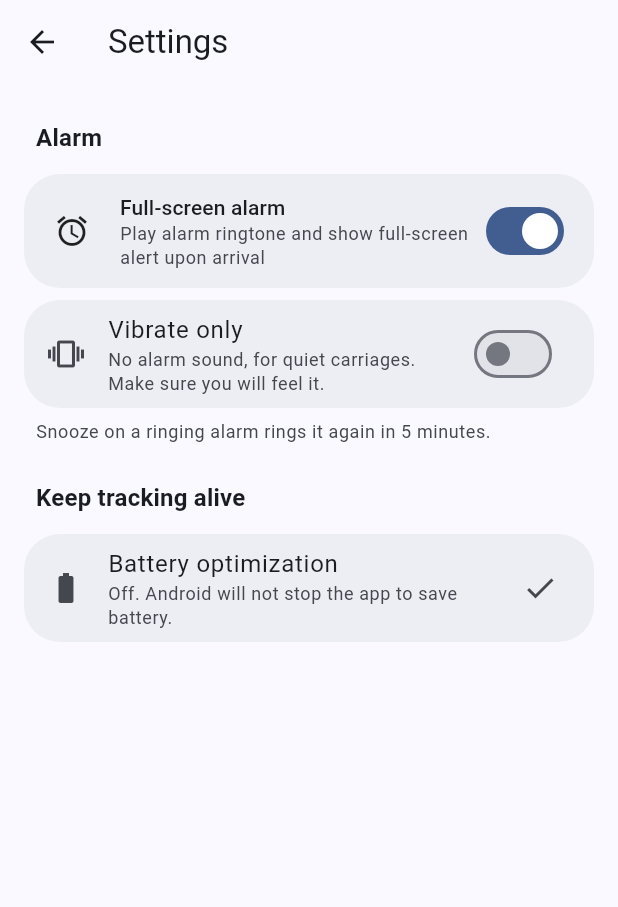
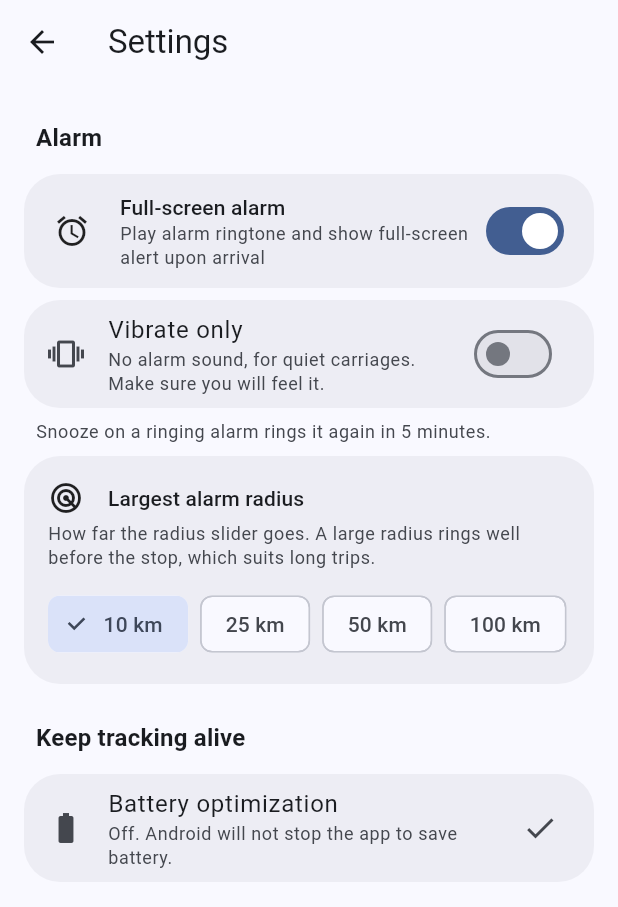
Before and after one commit to Somu050600/are-we-there-at, a Flutter app: the screen it shows after launch, after a tap on the "settings" icon, on a phone screen of 412 x 824 dp. Shown: the top 907 px of the screen. Run offline on Flutter 3.47's test engine with Material 3 defaults, Android fonts, the phone set to English and light mode, and no system bars; our stand-ins replace drift; accounts and stored records are empty; generated files the repository leaves out were written again.

Commit message:
feat: open the share sheet at once and allow radii up to 100 km
- A share opened the sheet only after the link was expanded and the
  place looked up, which could take seconds. Open it right away with
  "Finding the place…" and Cancel, and fill it in when the place is
  found; a share that cannot be read closes it with the same message
  as before. hasSharedLocation checks the queue without reading it.
- Settings gains Largest alarm radius: 10, 25, 50 or 100 km (default
  10 km). The radius slider becomes a scale: 50 m steps to 1 km,
  500 m to 10 km, 5 km to 50 km, then 10 km. Android accepts radii up
  to 100 km.

```diff
--- a/lib/main.dart
+++ b/lib/main.dart
@@ -48,33 +48,38 @@ class _MyAppState extends State<MyApp> {
     try {
       do {
         _readAgain = false;
-        SharedLocation? location;
+        bool waiting;
         try {
-          location = await NativeService.getSharedLocation();
-        } catch (error) {
-          if (!mounted) return;
+          waiting = await NativeService.hasSharedLocation();
+        } catch (_) {
+          break;
+        }
+        if (!mounted) return;
+        final context = _navigator.currentContext;
+        if (!waiting || context == null || !context.mounted) continue;
+        // Open the sheet right away: reading a short link or looking up a
+        // named place takes a moment, and the sheet says so meanwhile.
+        // The sheet listens only once it is built; an error that comes first
+        // must not count as unhandled. The sheet still receives it.
+        final pending = NativeService.getSharedLocation()..ignore();
+        final error = await showDestinationSheet(
+          context,
+          controller: _controller,
+          pending: pending,
+        );
+        if (!mounted) return;
+        if (error != null) {
           _messenger.currentState?.showSnackBar(
             SnackBar(content: Text(errorMessage(error))),
           );
           // An invalid queued share is consumed by native; drain the next one.
           // Transport errors must not create an infinite retry loop.
-          if (error is FormatException ||
-              error is PlatformException && error.code == 'INVALID_SHARE') {
-            _readAgain = true;
-            continue;
+          if (error is! FormatException &&
+              !(error is PlatformException && error.code == 'INVALID_SHARE')) {
+            break;
           }
-          break;
         }
-        if (!mounted) return;
-        final context = _navigator.currentContext;
-        if (location != null && context != null && context.mounted) {
-          await showDestinationSheet(
-            context,
-            controller: _controller,
-            shared: location,
-          );
-          _readAgain = true;
-        }
+        _readAgain = true;
       } while (mounted && _readAgain);
     } finally {
       _readingShare = false;
--- a/lib/screens/settings_screen.dart
+++ b/lib/screens/settings_screen.dart
@@ -5,6 +5,7 @@ import '../services/trip_controller.dart';
 import '../services/trip_state.dart';
 import '../util/haptics.dart';
 import '../util/phone_maker.dart';
+import '../util/radius_scale.dart';
 import '../widgets/full_screen_alarm_card.dart';
 
 /// Alarm options and what keeps a long trip from being stopped.
@@ -112,6 +113,50 @@ class _SettingsScreenState extends State<SettingsScreen>
                 style: muted,
               ),
             ),
+            const SizedBox(height: 8),
+            Card(
+              child: Padding(
+                padding: const EdgeInsets.fromLTRB(16, 16, 16, 16),
+                child: Column(
+                  crossAxisAlignment: CrossAxisAlignment.start,
+                  children: [
+                    Row(
+                      children: [
+                        const Icon(Icons.radar),
+                        const SizedBox(width: 16),
+                        Expanded(
+                          child: Text(
+                            'Largest alarm radius',
+                            style: theme.textTheme.titleSmall,
+                          ),
+                        ),
+                      ],
+                    ),
+                    const SizedBox(height: 4),
+                    Text(
+                      'How far the radius slider goes. A large radius rings '
+                      'well before the stop, which suits long trips.',
+                      style: muted,
+                    ),
+                    const SizedBox(height: 12),
+                    Wrap(
+                      spacing: 8,
+                      runSpacing: 8,
+                      children: [
+                        for (final meters in AlarmSettings.maxRadiusChoices)
+                          ChoiceChip(
+                            label: Text(formatRadius(meters)),
+                            selected: settings.maxRadiusMeters == meters,
+                            onSelected: (_) => _attempt(
+                              () => _controller.setMaxRadius(meters),
+                            ),
+                          ),
+                      ],
+                    ),
+                  ],
+                ),
+              ),
+            ),
             header('Keep tracking alive'),
             Card(
               child: ListTile(
--- a/lib/services/native_service.dart
+++ b/lib/services/native_service.dart
@@ -21,6 +21,9 @@ class SharedLocation {
 }
 
 class NativeService {
+  /// The largest radius Android accepts; a setting limits the sheet further.
+  static const maxRadius = 100000.0;
+
   static const _channel = MethodChannel('are_we_there/native');
   static const _trips = EventChannel('are_we_there/trip');
   static const _headings = EventChannel('are_we_there/heading');
@@ -34,6 +37,10 @@ class NativeService {
             },
     );
   }
+
+  /// Whether a share is waiting, without reading it (reading takes a moment).
+  static Future<bool> hasSharedLocation() async =>
+      await _channel.invokeMethod<bool>('hasSharedLocation') ?? false;
 
   static Future<SharedLocation?> getSharedLocation() async {
     final result = await _channel.invokeMethod<Object?>('getSharedLocation');
@@ -74,9 +81,9 @@ class NativeService {
         lng.abs() > 180 ||
         !radius.isFinite ||
         radius < 50 ||
-        radius > 10000) {
+        radius > maxRadius) {
       throw ArgumentError(
-        'Choose valid coordinates and a radius between 50 m and 10 km.',
+        'Choose valid coordinates and a radius between 50 m and 100 km.',
       );
     }
     if (alertMinutes != null && (alertMinutes < 1 || alertMinutes > 120)) {
@@ -131,6 +138,13 @@ class NativeService {
         }),
       );
 
+  static Future<AlarmSettings> setMaxRadius(double meters) async =>
+      AlarmSettings.fromMap(
+        await _channel.invokeMethod<Object?>('setMaxRadius', {
+          'meters': meters,
+        }),
+      );
+
   static Future<AlarmSettings> setVibrateOnly(bool enabled) async =>
       AlarmSettings.fromMap(
         await _channel.invokeMethod<Object?>('setVibrateOnly', {
--- a/lib/services/trip_controller.dart
+++ b/lib/services/trip_controller.dart
@@ -84,6 +84,10 @@ class TripController {
     alarmSettings.value = await NativeService.setFullScreenAlarm(enabled);
   });
 
+  Future<void> setMaxRadius(double meters) => _run(() async {
+    alarmSettings.value = await NativeService.setMaxRadius(meters);
+  });
+
   Future<void> setVibrateOnly(bool enabled) => _run(() async {
     alarmSettings.value = await NativeService.setVibrateOnly(enabled);
   });
--- a/lib/services/trip_state.dart
+++ b/lib/services/trip_state.dart
@@ -79,7 +79,13 @@ class AlarmSettings {
     required this.allowed,
     this.batteryUnrestricted = true,
     this.vibrateOnly = false,
+    this.maxRadiusMeters = defaultMaxRadius,
   });
+
+  static const defaultMaxRadius = 10000.0;
+
+  /// Choices for [maxRadiusMeters].
+  static const maxRadiusChoices = [10000.0, 25000.0, 50000.0, 100000.0];
 
   static const defaults = AlarmSettings(enabled: true, allowed: true);
 
@@ -96,6 +102,9 @@ class AlarmSettings {
   /// Alarms vibrate without sound.
   final bool vibrateOnly;
 
+  /// The largest radius the destination sheet offers.
+  final double maxRadiusMeters;
+
   factory AlarmSettings.fromMap(Object? raw) {
     if (raw is! Map) return defaults;
     return AlarmSettings(
@@ -103,6 +112,11 @@ class AlarmSettings {
       allowed: raw['fullScreenAllowed'] as bool? ?? true,
       batteryUnrestricted: raw['batteryUnrestricted'] as bool? ?? true,
       vibrateOnly: raw['vibrateOnly'] as bool? ?? false,
+      maxRadiusMeters: switch (raw['maxRadiusMeters']) {
+        final num meters when maxRadiusChoices.contains(meters.toDouble()) =>
+          meters.toDouble(),
+        _ => defaultMaxRadius,
+      },
     );
   }
 }
--- /dev/null
+++ b/lib/util/radius_scale.dart
@@ -0,0 +1,26 @@
+/// Radius choices for the destination sheet: 50 m steps up close, coarser
+/// steps farther out, so one slider spans 50 m to 100 km.
+List<double> radiusStops(double maxMeters) => [
+  for (var m = 50.0; m <= 1000; m += 50) m,
+  for (var m = 1500.0; m <= 10000; m += 500) m,
+  for (var m = 15000.0; m <= 50000; m += 5000) m,
+  for (var m = 60000.0; m <= 100000; m += 10000) m,
+].where((m) => m <= maxMeters).toList();
+
+/// The stop closest to [meters], so a radius saved off the scale still shows.
+int nearestStop(List<double> stops, double meters) {
+  var best = 0;
+  for (var i = 1; i < stops.length; i++) {
+    if ((stops[i] - meters).abs() < (stops[best] - meters).abs()) best = i;
+  }
+  return best;
+}
+
+/// "750 m", "2.5 km", "25 km".
+String formatRadius(double meters) {
+  if (meters < 1000) return '${meters.round()} m';
+  final km = meters / 1000;
+  return km == km.roundToDouble()
+      ? '${km.round()} km'
+      : '${km.toStringAsFixed(1)} km';
+}
```
Also changed, not shown: lib/screens/destination_sheet.dart (+108 -20 lines), 13 other files.
